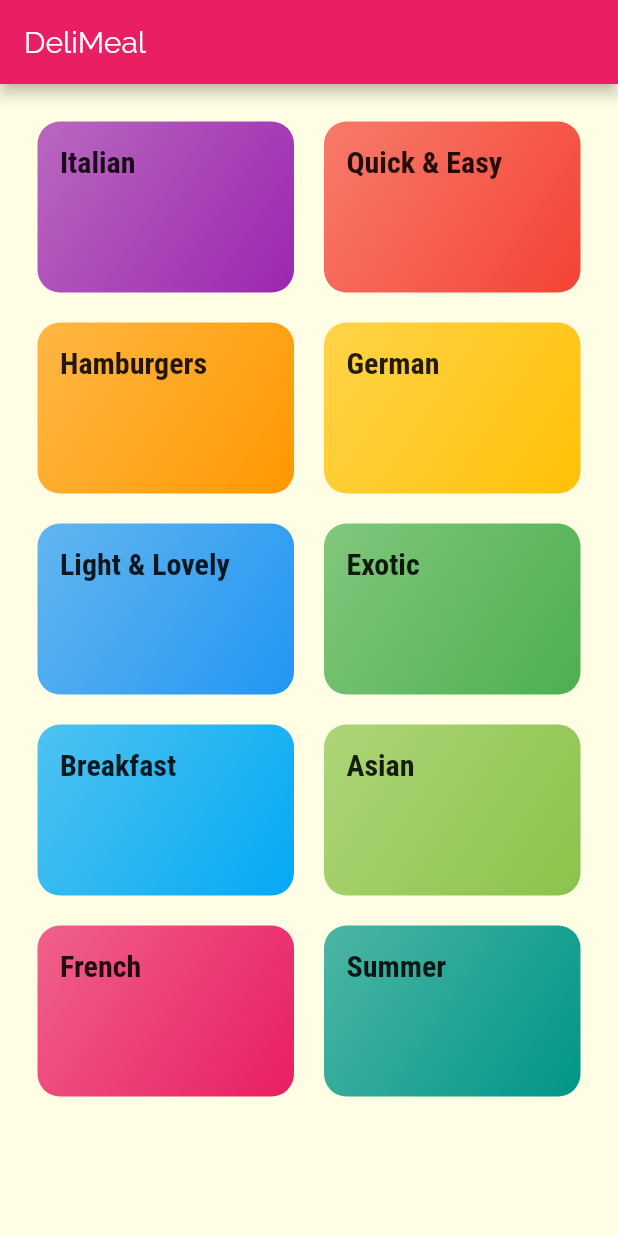
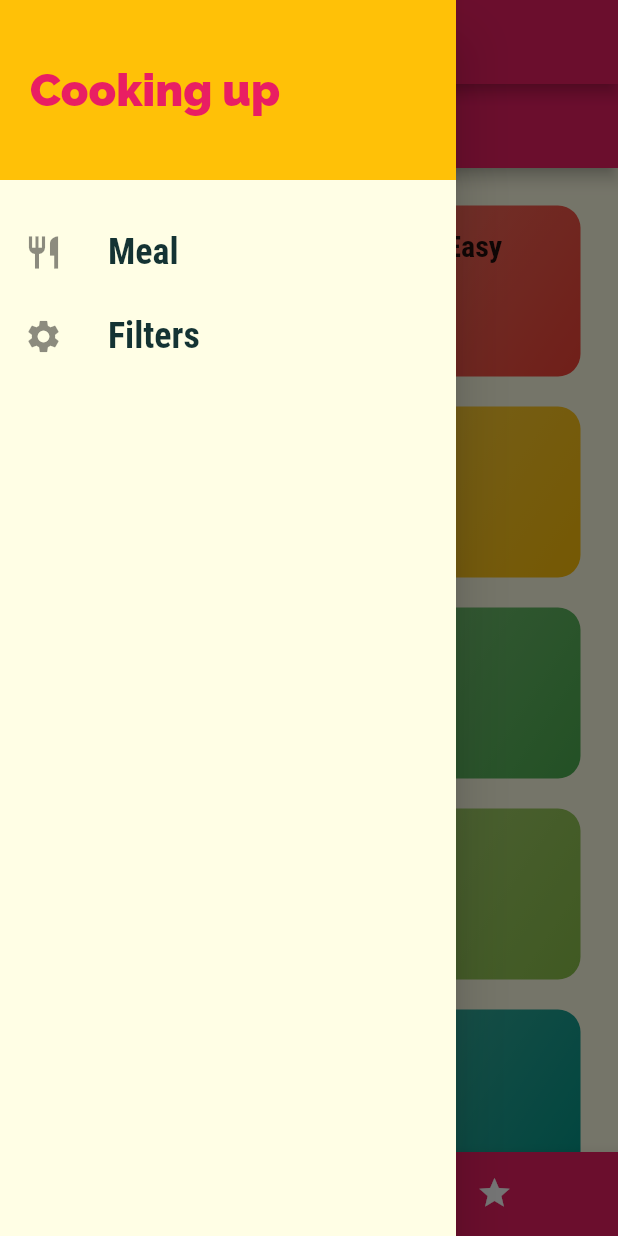
Before and after one commit to EisaYousefi/flatter-sampl, a Flutter app: the screen it shows after launch, with the side drawer open (before the commit the screen has no drawer), on a phone screen of 412 x 824 dp. Run offline on Flutter 3.47's test engine with Material 2 defaults, Android fonts, the phone set to English and light mode, and no system bars.

Commit message:
1400/03/18

```diff
--- a/lib/main.dart
+++ b/lib/main.dart
@@ -1,5 +1,6 @@
 import 'package:flutter/material.dart';
 import 'package:flutter_complete_guide/screens/meal_detail_screen.dart';
+import 'package:flutter_complete_guide/screens/tabs_screen.dart';
 
 import './screens/category_meals_screen.dart';
 import './screens/categories_screen.dart';
@@ -30,11 +31,15 @@ class MyApp extends StatelessWidget {
             )),
       ),
       // home: CategoriesScreen(),
-      initialRoute: '/', // default is '/'
+      initialRoute: '/',
+      // default is '/'
       routes: {
-        '/': (ctx) => CategoriesScreen(),
+        '/': (ctx) => TabsScreen(),
         CategoryMealsScreen.routeName: (ctx) => CategoryMealsScreen(),
-        MealDetailScreen.routeName:(ctx)=>MealDetailScreen(),
+         MealDetailScreen.routeName:(ctx)=>MealDetailScreen(),
+      },
+      onUnknownRoute: (setting) {
+        return MaterialPageRoute(builder: (ctx) => CategoryMealsScreen());
       },
     );
   }
--- a/lib/screens/category_meals_screen.dart
+++ b/lib/screens/category_meals_screen.dart
@@ -26,6 +26,7 @@ class CategoryMealsScreen extends StatelessWidget {
       body: ListView.builder(
         itemBuilder: (ctx, index) {
           return MealItem(
+            id: categoryMeals[index].id,
             title: categoryMeals[index].title,
             imageUrl: categoryMeals[index].imageUrl,
             duration: categoryMeals[index].duration,
--- /dev/null
+++ b/lib/screens/tabs_screen.dart
@@ -0,0 +1,57 @@
+import 'dart:math';
+
+import 'package:flutter/material.dart';
+import 'package:flutter_complete_guide/screens/categories_screen.dart';
+import 'package:flutter_complete_guide/screens/favorites_screen.dart';
+import 'package:flutter_complete_guide/widgets/main_drawer.dart';
+
+class TabsScreen extends StatefulWidget {
+  const TabsScreen({Key key}) : super(key: key);
+
+  @override
+  _TabsScreenState createState() => _TabsScreenState();
+}
+
+class _TabsScreenState extends State<TabsScreen> {
+  final List<Map<String, Object>> _pages = [
+    {'page': CategoriesScreen(), 'title': 'Categories'},
+    {'page': FavoritesScreen(), 'title': 'Favorites'},
+  ];
+
+  int _selectedIndex = 0;
+
+  void _selectPage(int index) {
+    setState(() {
+      _selectedIndex = index;
+    });
+  }
+
+  @override
+  Widget build(BuildContext context) {
+    return Scaffold(
+      appBar: AppBar(
+        title: Text(_pages[_selectedIndex]['title']),
+      ),
+      drawer: MainDrawer(),
+      body: _pages[_selectedIndex]['page'],
+      bottomNavigationBar: BottomNavigationBar(
+        onTap: _selectPage,
+        backgroundColor: Theme.of(context).primaryColor,
+        unselectedItemColor: Colors.white,
+        selectedItemColor: Theme.of(context).accentColor,
+        currentIndex: _selectedIndex,
+        type: BottomNavigationBarType.shifting,
+        items: [
+          BottomNavigationBarItem(
+              backgroundColor: Theme.of(context).primaryColor,
+              icon: Icon(Icons.category),
+              title: Text('Categories')),
+          BottomNavigationBarItem(
+              backgroundColor: Theme.of(context).primaryColor,
+              icon: Icon(Icons.star),
+              title: Text('Favorites')),
+        ],
+      ),
+    );
+  }
+}
--- /dev/null
+++ b/lib/widgets/main_drawer.dart
@@ -0,0 +1,53 @@
+import 'package:flutter/material.dart';
+
+class MainDrawer extends StatelessWidget {
+  const MainDrawer({Key key}) : super(key: key);
+
+  Widget buildListTile(String title, IconData icon, Function tapHandler) {
+    return ListTile(
+      leading: Icon(
+        icon,
+        size: 26,
+      ),
+      title: Text(
+        title,
+        style: TextStyle(
+            fontFamily: 'RobotoCondensed',
+            fontSize: 24,
+            fontWeight: FontWeight.bold),
+      ),
+      onTap: tapHandler,
+    );
+  }
+
+  @override
+  Widget build(BuildContext context) {
+    return Drawer(
+      child: Column(
+        children: [
+          Container(
+            height: 120,
+            width: double.infinity,
+            padding: EdgeInsets.all(20),
+            alignment: Alignment.centerLeft,
+            color: Theme.of(context).accentColor,
+            child: Text(
+              'Cooking up ',
+              style: TextStyle(
+                  fontWeight: FontWeight.w900,
+                  fontSize: 30,
+                  color: Theme.of(context).primaryColor),
+            ),
+          ),
+          SizedBox(
+            height: 20,
+          ),
+          buildListTile('Meal', Icons.restaurant, () {
+            Navigator.of(context).pushNamed("/");
+          }),
+          buildListTile('Filters', Icons.settings, () {})
+        ],
+      ),
+    );
+  }
+}
```
Also changed, not shown: lib/screens/favorites_screen.dart (added, +10 -0 lines), lib/screens/meal_detail_screen.dart (+72 -4 lines), lib/widgets/meal_item.dart (+38 -18 lines), lib/screens/filter_screen.dart (added), pubspec.lock.
